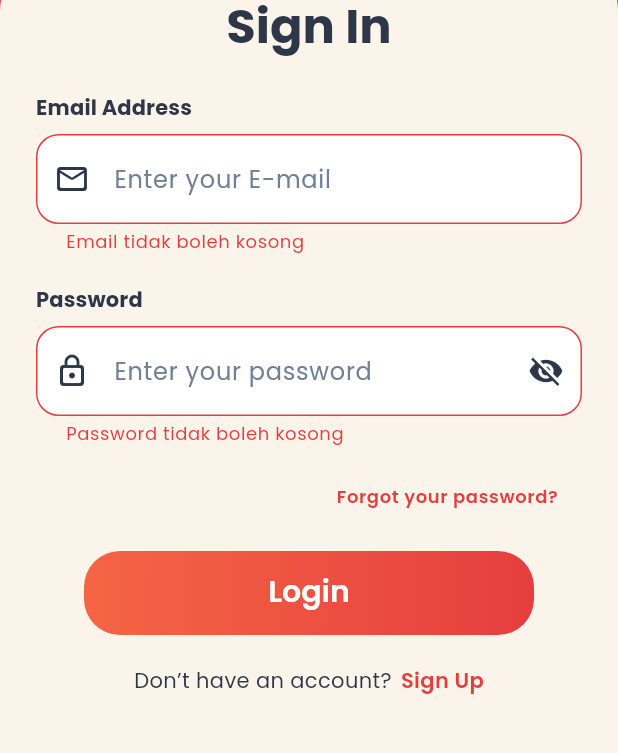
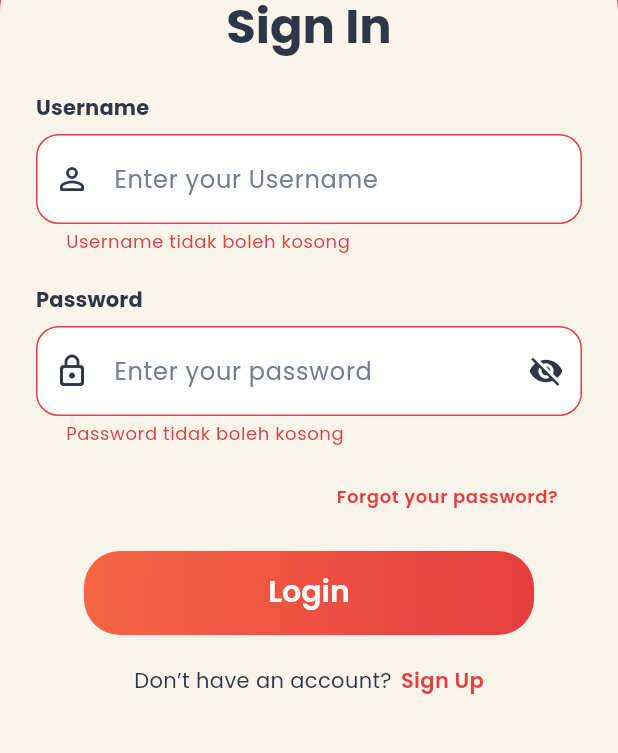
Before and after one commit to amad-IO/frontend-madura-store, a Flutter app: the screen it shows after launch, after a tap on "Get Started", after a tap on "Login", on a phone screen of 412 x 824 dp, the part 475-1228 px from its top. Run offline on Flutter 3.47's test engine with Material 3 defaults, Android fonts, the phone set to English and light mode, and no system bars; our stand-ins replace google_fonts.

Commit message:
ubah email menjadi username

```diff
--- /dev/null
+++ b/devtools_options.yaml
@@ -0,0 +1,3 @@
+description: This file stores settings for Dart & Flutter DevTools.
+documentation: https://docs.flutter.dev/tools/devtools/extensions#configure-extension-enablement-states
+extensions:
--- a/lib/ui/pages/LoginPage.dart
+++ b/lib/ui/pages/LoginPage.dart
@@ -13,7 +13,7 @@ class LoginPage extends StatefulWidget {
 
 class _LoginPageState extends State<LoginPage> {
   final _formKey = GlobalKey<FormState>();
-  final _email = TextEditingController();
+  final _username = TextEditingController();
   final _pass  = TextEditingController();
   bool _obscure = true;
 
@@ -44,12 +44,24 @@ class _LoginPageState extends State<LoginPage> {
     );
   }
 
-  String? _vEmail(String? v){
-    if(v==null||v.trim().isEmpty) return 'Email tidak boleh kosong';
-    final re = RegExp(r'^[^\s@]+@[^\s@]+\.[^\s@]+$');
-    if(!re.hasMatch(v.trim())) return 'Format email tidak valid';
+
+  String? _vUsername(String? v) {
+    final x = v?.trim() ?? '';
+    if (x.isEmpty) return 'Username tidak boleh kosong';
+
+    // aturan username:
+    // - 3–20 karakter
+    // - huruf, angka, titik (.), underscore (_), atau minus (-)
+    // - tidak boleh mulai/akhir dengan . _ -
+    // - tidak boleh ada dua simbol khusus berurutan (.. __ -- ._ _- dsb)
+    final re = RegExp(r'^(?=.{3,20}$)(?![._-])(?!.*[._-]{2})[a-zA-Z0-9._-]+(?<![._-])$');
+    if (!re.hasMatch(x)) {
+      return 'Gunakan 3–20 karakter: huruf/angka . _ - (tidak boleh diawali/diakhiri simbol)';
+    }
     return null;
   }
+
+
 
   String? _vPass(String? v){
     if(v==null||v.isEmpty) return 'Password tidak boleh kosong';
@@ -59,14 +71,16 @@ class _LoginPageState extends State<LoginPage> {
 
   void _submit() {
     if (!(_formKey.currentState?.validate() ?? false)) return;
-    FocusScope.of(context).unfocus(); // tutup keyboard
+    FocusScope.of(context).unfocus();
 
-    // 🚀 Langsung arahkan ke dashboard tanpa backend
+    final username = _username.text.trim(); // <- gunakan ini bila perlu
+
     Navigator.pushReplacement(
       context,
       MaterialPageRoute(builder: (_) => const DashboardPage()),
     );
   }
+
 
   // void _submit(){
   //   if(!(_formKey.currentState?.validate()??false)) return;
@@ -76,8 +90,8 @@ class _LoginPageState extends State<LoginPage> {
   //   // TODO: auth & navigate (Navigator.pushReplacementNamed(context, AppRoutes.home);)
   // }
 
-  @override
-  void dispose() { _email.dispose(); _pass.dispose(); super.dispose(); }
+    @override
+    void dispose() { _username.dispose(); _pass.dispose(); super.dispose(); }
 
   @override
   Widget build(BuildContext context) {
@@ -208,7 +222,7 @@ class _LoginPageState extends State<LoginPage> {
 
                             // Label Email
                             Text(
-                              'Email Address',
+                              'Username',
                               style: text.titleSmall?.copyWith(
                                 fontWeight: FontWeight.w700,
                                 color: AppTheme.textPrimary,
@@ -218,16 +232,16 @@ class _LoginPageState extends State<LoginPage> {
 
                             // Field Email
                             TextFormField(
-                              controller: _email,
+                              controller: _username,
                               keyboardType: TextInputType.emailAddress,
                               textInputAction: TextInputAction.next,
                               decoration: _dec(
-                                hint: 'Enter your E-mail',
-                                icon: Icons.mail_outline_rounded,
+                                hint: 'Enter your Username',
+                                icon: Icons.person_outline_rounded,
                                 iconColor: AppTheme.textPrimary,
                                 fieldFill: cs.surface, // putih dari theme
                               ),
-                              validator: _vEmail,
+                              validator: _vUsername,
                             ),
 
                             const SizedBox(height: 20),
```
Also changed, not shown: flutter_01.png (added).
